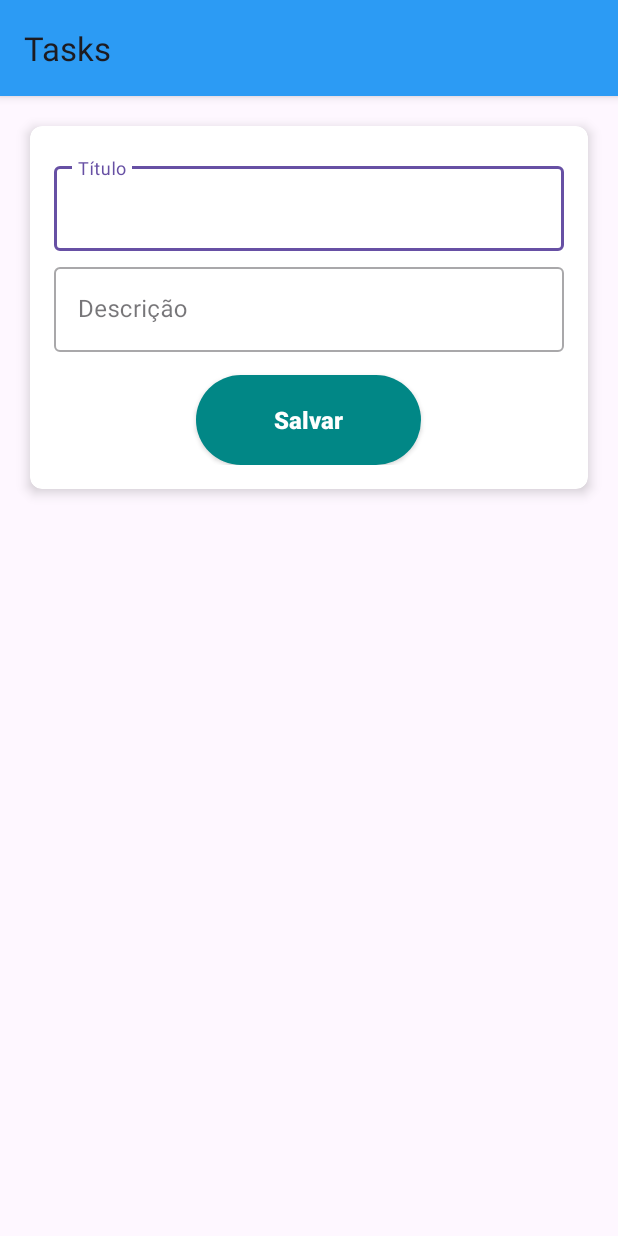
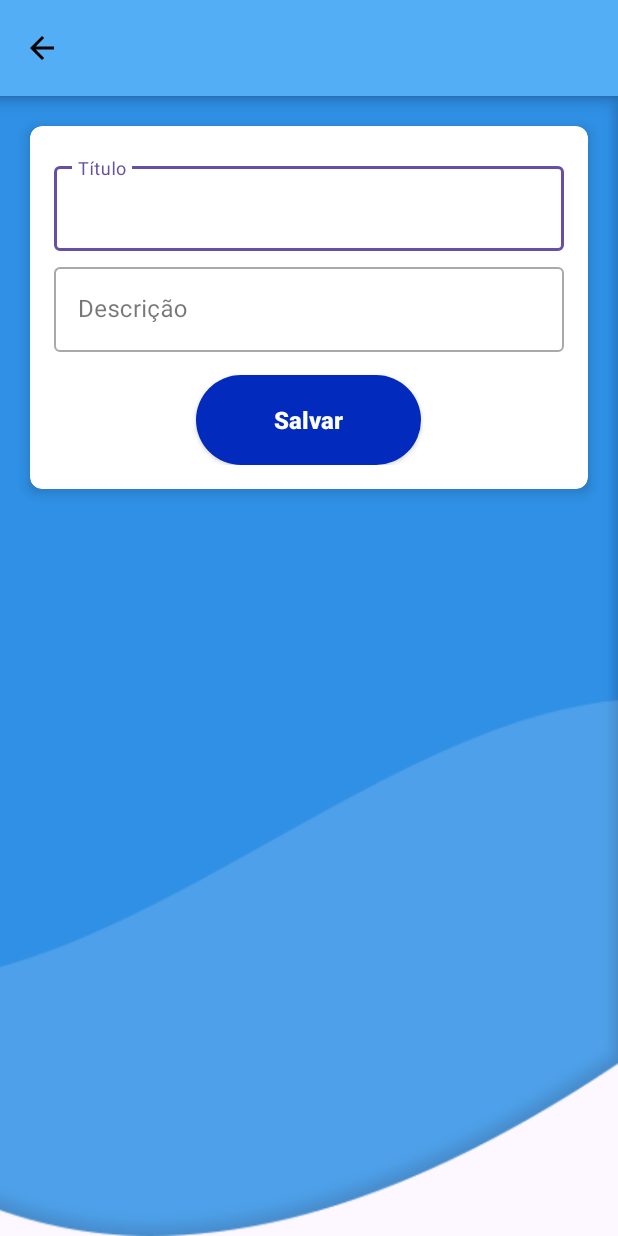
Before and after one commit to LuizFurmann/Android-Task-Firebase, an Android app: the CreateTaskActivity screen opened directly, with no data from a screen before it, on a phone screen of 412 x 824 dp. Run offline under Robolectric (Android 15) with nearby library versions, the phone set to English and light mode, and no system bars; our stand-ins replace Firebase (no records; nobody signed in at launch, a user with empty details on screens opened directly).

Commit message:
ajustes no estilo das telas e botões

```diff
--- a/app/src/main/java/com/example/tasks/view/task/CreateTaskActivity.kt
+++ b/app/src/main/java/com/example/tasks/view/task/CreateTaskActivity.kt
@@ -2,7 +2,9 @@ package com.example.tasks.view.task
 
 import androidx.appcompat.app.AppCompatActivity
 import android.os.Bundle
+import android.view.MenuItem
 import androidx.activity.viewModels
+import com.example.tasks.R
 import com.example.tasks.databinding.ActivityCreateTaskBinding
 import com.example.tasks.model.Task
 import com.google.firebase.auth.FirebaseAuth
@@ -27,6 +29,7 @@ class CreateTaskActivity : AppCompatActivity() {
 
         isEdit = intent.getBooleanExtra(REQ_EDIT, false)
         firebaseFirestore = FirebaseFirestore.getInstance()
+        setupToolbar()
         createTask()
         updateView()
     }
@@ -66,4 +69,23 @@ class CreateTaskActivity : AppCompatActivity() {
             }
         }
     }
+
+    override fun onOptionsItemSelected(item: MenuItem): Boolean {
+        when (item.itemId) {
+            android.R.id.home -> {
+                finish()
+                return true
+            }
+        }
+        return super.onOptionsItemSelected(item)
+    }
+
+    private fun setupToolbar() {
+        title = ""
+        var actionBar = supportActionBar
+        if (actionBar != null) {
+            actionBar.setHomeAsUpIndicator(R.drawable.ic_back)
+            actionBar.setDisplayHomeAsUpEnabled(true)
+        }
+    }
 }
--- a/app/src/main/res/drawable/button_shape.xml
+++ b/app/src/main/res/drawable/button_shape.xml
@@ -6,7 +6,7 @@
         android:radius="60dp"
         android:topLeftRadius="30dp"
         android:topRightRadius="30dp"/>
-    <solid android:color="@color/teal_700" />
+    <solid android:color="#022BBE" />
 
     <padding
         android:bottom="0dp"
--- a/app/src/main/res/layout/activity_create_task.xml
+++ b/app/src/main/res/layout/activity_create_task.xml
@@ -4,6 +4,7 @@
     xmlns:tools="http://schemas.android.com/tools"
     android:layout_width="match_parent"
     android:layout_height="match_parent"
+    android:background="@drawable/background"
     tools:context=".view.task.CreateTaskActivity">
 
     <androidx.cardview.widget.CardView
--- a/app/src/main/res/layout/activity_login.xml
+++ b/app/src/main/res/layout/activity_login.xml
@@ -4,6 +4,7 @@
     xmlns:tools="http://schemas.android.com/tools"
     android:layout_width="match_parent"
     android:layout_height="match_parent"
+    android:background="@drawable/backgroud_login"
     tools:context=".view.authentication.LoginActivity">
 
     <TextView
@@ -13,6 +14,7 @@
         android:layout_marginTop="50dp"
         android:text="Bem vinda(o)!"
         android:textSize="50sp"
+        android:textColor="@color/white"
         app:layout_constraintEnd_toEndOf="parent"
         app:layout_constraintStart_toStartOf="parent"
         app:layout_constraintTop_toTopOf="parent" />
@@ -21,6 +23,7 @@
         android:layout_width="wrap_content"
         android:layout_height="wrap_content"
         android:text="Acesse sua conta"
+        android:textColor="@color/white"
         android:textSize="22sp"
         app:layout_constraintEnd_toEndOf="parent"
         app:layout_constraintStart_toStartOf="parent"
@@ -102,6 +105,7 @@
         android:layout_width="200dp"
         android:layout_height="60dp"
         android:text="Entrar"
+        android:textColor="@color/white"
         android:background="@drawable/button_shape"
         android:textSize="20sp"
         android:layout_marginTop="40dp"
@@ -123,6 +127,7 @@
         android:layout_height="wrap_content"
         android:text="Não possui uma conta?"
         android:layout_marginStart="30dp"
+        android:textColor="@color/white"
         app:layout_constraintStart_toStartOf="parent"
         app:layout_constraintTop_toTopOf="parent"
         app:layout_constraintBottom_toBottomOf="parent"
@@ -133,6 +138,7 @@
             android:id="@+id/tvCreateAccount"
             android:layout_width="wrap_content"
             android:layout_height="wrap_content"
+            android:textColor="@color/white"
             android:text="Criar"
             android:layout_marginStart="5dp"
             android:textSize="20sp"
--- a/app/src/main/res/layout/activity_main.xml
+++ b/app/src/main/res/layout/activity_main.xml
@@ -5,6 +5,7 @@
     android:layout_width="match_parent"
     android:layout_height="match_parent"
     android:id="@+id/drawerLayout"
+    android:background="@drawable/background"
     tools:context=".view.task.MainActivity">
 
     <androidx.constraintlayout.widget.ConstraintLayout
@@ -15,8 +16,9 @@
         android:id="@+id/tvTitle"
         android:layout_width="wrap_content"
         android:layout_height="wrap_content"
-        android:text="Notes"
+        android:text="Tarefas"
         android:layout_margin="10dp"
+        android:textColor="@color/white"
         android:textStyle="bold"
         android:textSize="30sp"
         app:layout_constraintTop_toTopOf="parent"
--- a/app/src/main/res/layout/activity_sign_up.xml
+++ b/app/src/main/res/layout/activity_sign_up.xml
@@ -4,6 +4,7 @@
     xmlns:tools="http://schemas.android.com/tools"
     android:layout_width="match_parent"
     android:layout_height="match_parent"
+    android:background="@drawable/backgroud_login"
     tools:context=".view.authentication.SignUpActivity">
 
     <TextView
--- a/app/src/main/res/layout/activity_task_details.xml
+++ b/app/src/main/res/layout/activity_task_details.xml
@@ -4,6 +4,7 @@
     xmlns:tools="http://schemas.android.com/tools"
     android:layout_width="match_parent"
     android:layout_height="match_parent"
+    android:background="@drawable/background"
     tools:context=".view.task.TaskDetailsActivity">
 
     <androidx.cardview.widget.CardView
--- a/app/src/main/res/layout/nav_header.xml
+++ b/app/src/main/res/layout/nav_header.xml
@@ -3,7 +3,7 @@
     xmlns:app="http://schemas.android.com/apk/res-auto"
     android:layout_width="match_parent"
     android:layout_height="100dp"
-    android:background="@color/blue">
+    android:background="@drawable/background">
 
     <androidx.cardview.widget.CardView
         android:id="@+id/cardProfile"
--- a/app/src/main/res/values/colors.xml
+++ b/app/src/main/res/values/colors.xml
@@ -8,6 +8,6 @@
     <color name="grey">#B4B3B3</color>
     <color name="orange">#FF7814</color>
     <color name="green">#3EE69B</color>
-    <color name="blue">#2C9BF4</color>
-    <color name="darkBlue">#024E8B</color>
+    <color name="blue">#54AEF6</color>
+    <color name="darkBlue">#085BBF</color>
 </resources>
```
Also changed, not shown: app/src/main/res/drawable/backgroud_login.png (added), app/src/main/res/drawable/background.png (added).
